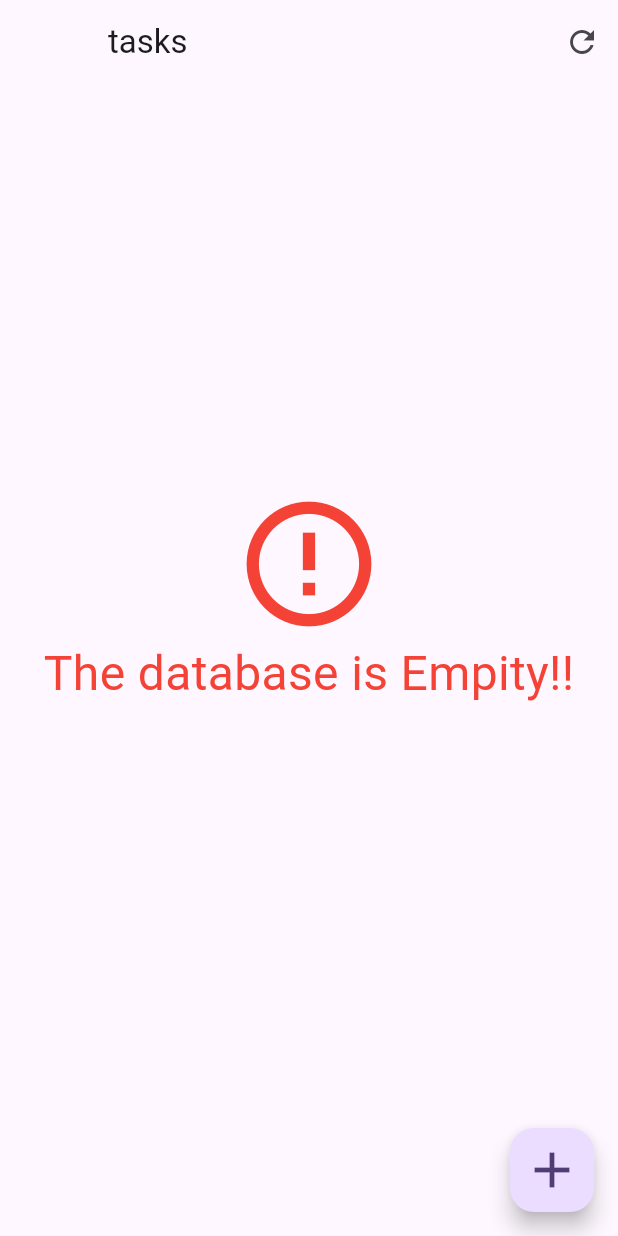
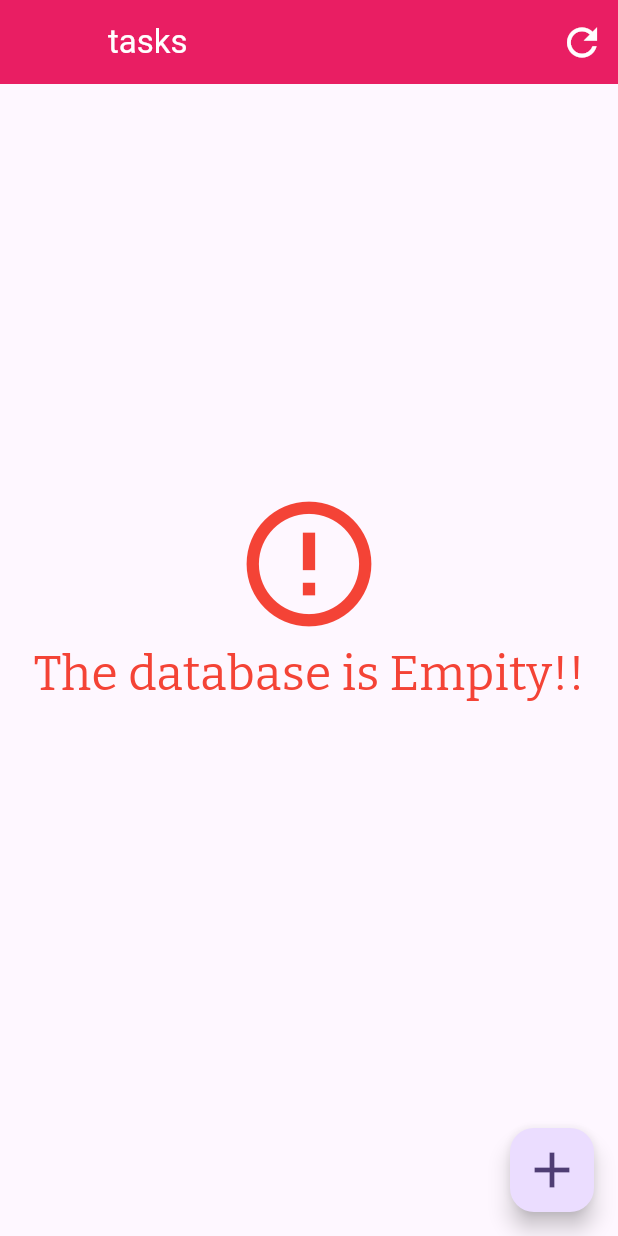
Before and after one commit to xing-wang-kai/FLUTTER_FIRST_PROJECT, a Flutter app: the screen it shows after launch, on a phone screen of 412 x 824 dp. Run offline on Flutter 3.47's test engine with Material 3 defaults, Android fonts, the phone set to English and light mode, and no system bars; our stand-ins replace google_fonts, sqflite; accounts and stored records are empty.

```diff
--- /dev/null
+++ b/lib/data/db.json
@@ -0,0 +1,3 @@
+{
+  "tasks": []
+}
--- a/lib/main.dart
+++ b/lib/main.dart
@@ -1,4 +1,5 @@
 import 'package:flutter/material.dart';
+import 'package:google_fonts/google_fonts.dart';
 import 'package:my_frist_flutter_project/data/task_inherited.dart';
 import 'package:my_frist_flutter_project/screens/form_screen.dart';
 import 'package:my_frist_flutter_project/screens/initial_screen.dart';
@@ -16,14 +17,23 @@ class MyApp extends StatelessWidget {
     return MaterialApp(
       title: 'Kodersolutions flutter app.',
       theme: ThemeData(
+        primarySwatch: Colors.grey,
         colorScheme: ColorScheme.fromSeed(seedColor: Colors.deepPurple),
+        appBarTheme: AppBarTheme(
+          color: Colors.pink,
+          titleTextStyle: TextStyle(color: Colors.white, fontSize: 22),
+          elevation: 0,
+          iconTheme: IconThemeData(color: Colors.white, size:30)
+        ),
+        textTheme: GoogleFonts.bitterTextTheme()
       ),
+      darkTheme: ThemeData.dark(),
+      themeMode: ThemeMode.light,
       // home: TaskInherited(child: InitialScreen()),
       initialRoute: "home",
       routes: {
-        "home": (context) => TaskInherited(child: InitialScreen(),),
+        "home": (context) => TaskInherited(child: InitialScreen()),
         "form-screen": (context) => FormScreen(taskContext: context),
-
       },
       //home: FormScreen()
     );
--- a/pubspec.yaml
+++ b/pubspec.yaml
@@ -37,6 +37,9 @@ dependencies:
   #sqflite: ^2.0.3+1
   sqflite: ^2.4.2
   path: any
+  google_fonts: ^3.0.1
+  uuid: ^3.0.6
+
 
 dev_dependencies:
   flutter_test:
```
Also changed, not shown: pubspec.lock, 1 other file.
